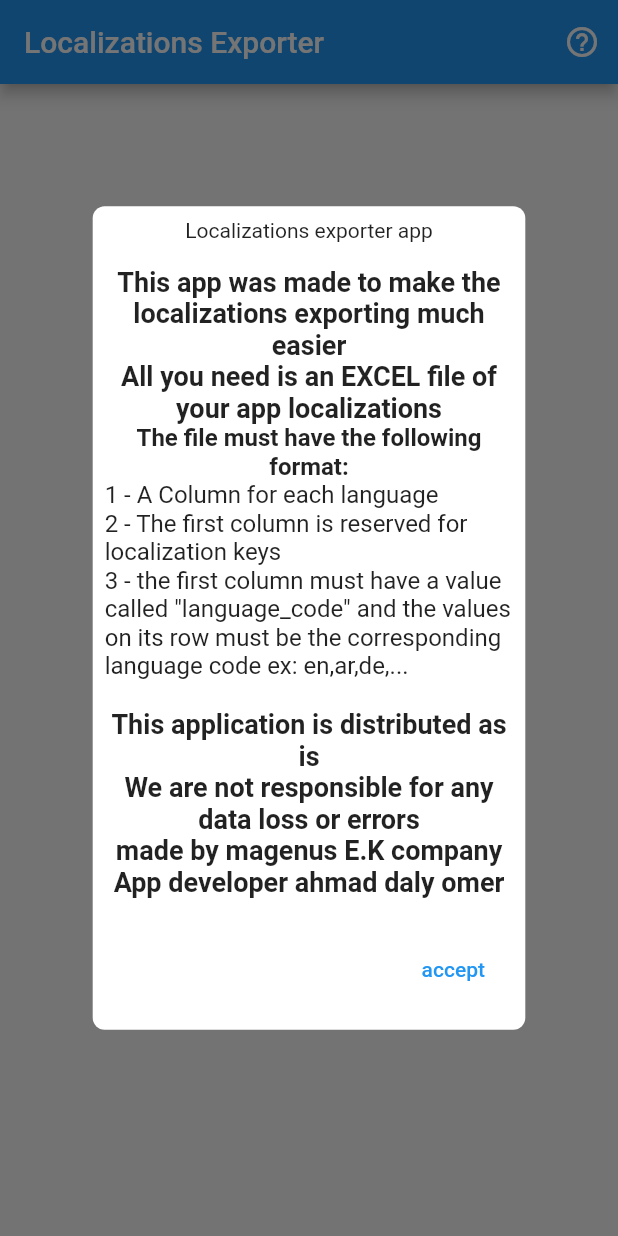
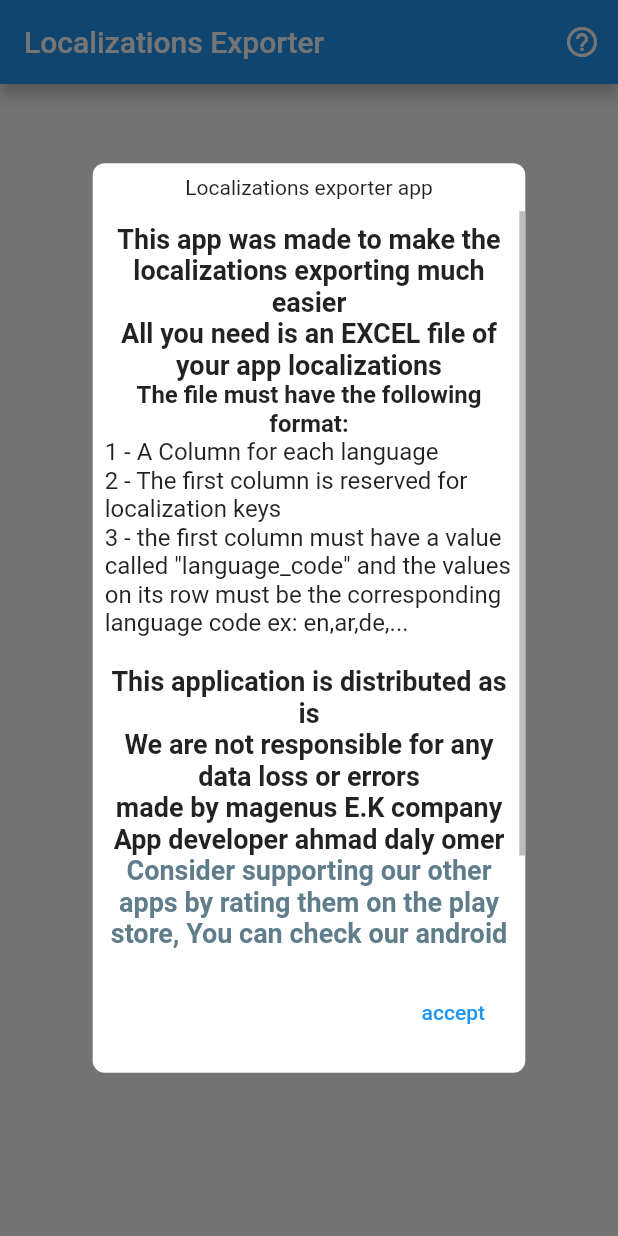
Before and after one commit to A-dalyomer/excel-to-json-translations, a Flutter app: the screen it shows after launch, after a tap on the "help outline" icon, on a phone screen of 412 x 824 dp. Run offline on Flutter 3.47's test engine with Material 2 defaults, Android fonts, the phone set to English and light mode, and no system bars; drawn by our look-alikes of dotted_border; our stand-ins replace file_picker; missing offline and left inert: desktop_drop, excel, file_saver.

Commit message:
added company apps links button in the about app dialog

```diff
--- a/lib/core/presentation/widget/about_app_button.dart
+++ b/lib/core/presentation/widget/about_app_button.dart
@@ -1,5 +1,6 @@
 import 'package:excel_json_converter/core/presentation/widget/show_dialog.dart';
 import 'package:flutter/material.dart';
+import 'package:url_launcher/url_launcher.dart';
 
 class AboutAppButton extends StatelessWidget {
   const AboutAppButton({super.key});
@@ -18,11 +19,11 @@ class AboutAppButton extends StatelessWidget {
           thumbVisibility: true,
           child: SingleChildScrollView(
             controller: scrollController,
-            child: const Padding(
-              padding: EdgeInsets.all(8.0),
+            child: Padding(
+              padding: const EdgeInsets.all(8.0),
               child: Column(
                 children: [
-                  Text(
+                  const Text(
                     'This app was made to make the localizations exporting much easier',
                     style: TextStyle(
                       fontWeight: FontWeight.bold,
@@ -30,7 +31,7 @@ class AboutAppButton extends StatelessWidget {
                     ),
                     textAlign: TextAlign.center,
                   ),
-                  Text(
+                  const Text(
                     'All you need is an EXCEL file of your app localizations',
                     style: TextStyle(
                       fontWeight: FontWeight.bold,
@@ -38,7 +39,7 @@ class AboutAppButton extends StatelessWidget {
                     ),
                     textAlign: TextAlign.center,
                   ),
-                  Text(
+                  const Text(
                     'The file must have the following format:',
                     style: TextStyle(
                       fontWeight: FontWeight.bold,
@@ -46,7 +47,7 @@ class AboutAppButton extends StatelessWidget {
                     ),
                     textAlign: TextAlign.center,
                   ),
-                  Text.rich(
+                  const Text.rich(
                     TextSpan(children: [
                       TextSpan(text: '1 - A Column for each language\n'),
                       TextSpan(
@@ -63,7 +64,7 @@ class AboutAppButton extends StatelessWidget {
                     ),
                     textAlign: TextAlign.start,
                   ),
-                  Text(
+                  const Text(
                     "This application is distributed as is\nWe are not responsible for any data loss or errors\nmade by magenus E.K company\nApp developer ahmad daly omer",
                     style: TextStyle(
                       fontWeight: FontWeight.bold,
@@ -71,6 +72,21 @@ class AboutAppButton extends StatelessWidget {
                     ),
                     textAlign: TextAlign.center,
                   ),
+                  const Text(
+                    "Consider supporting our other apps by rating them on the play store, You can check our android apps",
+                    style: TextStyle(
+                      fontWeight: FontWeight.bold,
+                      fontSize: 18,
+                      color: Colors.blueGrey,
+                    ),
+                    textAlign: TextAlign.center,
+                  ),
+                  TextButton(
+                      onPressed: () => launchUrl(
+                            Uri.parse(
+                                'https://play.google.com/store/apps/developer?id=Win+real+money+by+play+games'),
+                          ),
+                      child: Text('here')),
                 ],
               ),
             ),
--- a/pubspec.yaml
+++ b/pubspec.yaml
@@ -42,6 +42,7 @@ dependencies:
   file_saver: ^0.2.1
   desktop_drop: ^0.4.3
   dotted_border: ^2.0.0+3
+  url_launcher: ^6.1.14
 
 dev_dependencies:
   flutter_test:
```
Also changed, not shown: pubspec.lock, 5 other files.
